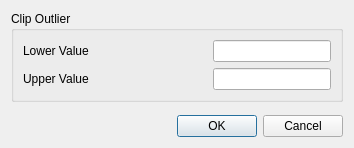
Old version of the form src/DAGui/Dialog/DADialogDataFrameClipOutlier.ui in the repository czyt1988/data-workbench.
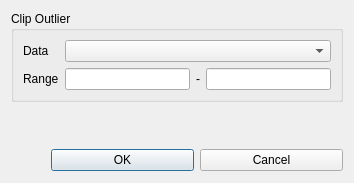
New version of the form. Icons and pictures are not drawn.

Diff of the .ui file:
```diff
--- a/src/DAGui/Dialog/DADialogDataFrameClipOutlier.ui
+++ b/src/DAGui/Dialog/DADialogDataFrameClipOutlier.ui
@@ -7,7 +7,7 @@
     <x>0</x>
     <y>0</y>
     <width>354</width>
-    <height>148</height>
+    <height>183</height>
    </rect>
   </property>
   <property name="windowTitle">
@@ -20,68 +20,49 @@
       <string>Clip Outlier</string>
      </property>
      <layout class="QGridLayout" name="gridLayout_3">
+      <item row="1" column="1">
+       <widget class="QLineEdit" name="LowerValue">
+        <property name="text">
+         <string/>
+        </property>
+       </widget>
+      </item>
+      <item row="1" column="3">
+       <widget class="QLineEdit" name="UpperValue">
+        <property name="text">
+         <string/>
+        </property>
+       </widget>
+      </item>
       <item row="0" column="0">
        <widget class="QLabel" name="label">
         <property name="text">
-         <string>Lower Value</string>
+         <string>Data</string>
         </property>
        </widget>
       </item>
       <item row="1" column="0">
-       <widget class="QLabel" name="label_2">
+       <widget class="QLabel" name="labelRange">
         <property name="text">
-         <string>Upper Value</string>
-        </property>
-       </widget>
-      </item>
-      <item row="0" column="2">
-       <widget class="QLineEdit" name="LowerValue">
-        <property name="text">
-         <string/>
+         <string>Range</string>
         </property>
        </widget>
       </item>
       <item row="1" column="2">
-       <widget class="QLineEdit" name="UpperValue">
+       <widget class="QLabel" name="label_2">
         <property name="text">
-         <string/>
+         <string>-</string>
         </property>
        </widget>
       </item>
-      <item row="0" column="1">
-       <spacer name="horizontalSpacer_3">
-        <property name="orientation">
-         <enum>Qt::Orientation::Horizontal</enum>
-        </property>
-        <property name="sizeHint" stdset="0">
-         <size>
-          <width>40</width>
-          <height>20</height>
-         </size>
-        </property>
-       </spacer>
-      </item>
-      <item row="1" column="1">
-       <spacer name="horizontalSpacer_4">
-        <property name="orientation">
-         <enum>Qt::Orientation::Horizontal</enum>
-        </property>
-        <property name="sizeHint" stdset="0">
-         <size>
-          <width>40</width>
-          <height>20</height>
-         </size>
-        </property>
-       </spacer>
+      <item row="0" column="1" colspan="3">
+       <widget class="QComboBox" name="comboBoxData"/>
       </item>
      </layout>
     </widget>
    </item>
    <item>
     <spacer name="verticalSpacer">
-     <property name="orientation">
-      <enum>Qt::Orientation::Vertical</enum>
-     </property>
      <property name="sizeHint" stdset="0">
       <size>
        <width>20</width>
@@ -94,9 +75,6 @@
     <layout class="QHBoxLayout" name="horizontalLayout">
      <item>
       <spacer name="horizontalSpacer">
-       <property name="orientation">
-        <enum>Qt::Orientation::Horizontal</enum>
-       </property>
        <property name="sizeHint" stdset="0">
         <size>
          <width>40</width>
```
Left out of the diff: 10 changed lines with no effect on the pictures.
